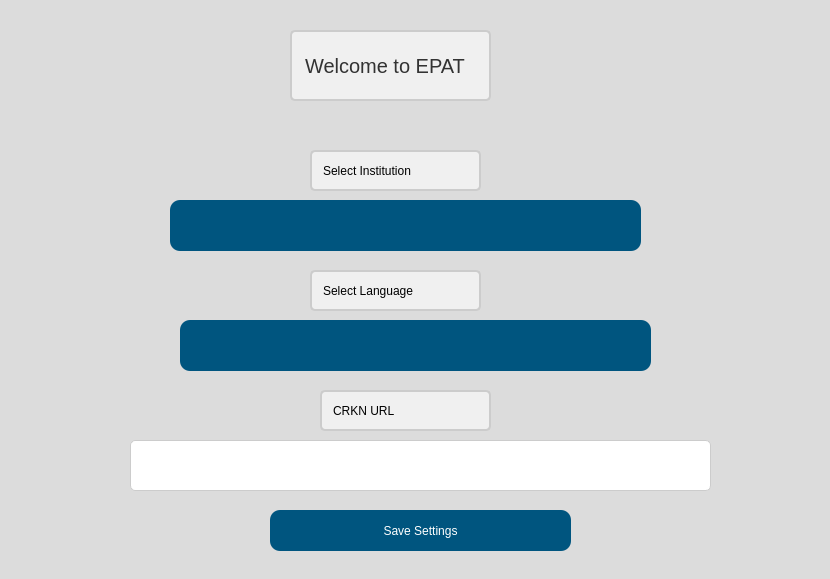
Old version of the form src/user_interface/english_welcome_screen.ui in the repository eppenney/eBook-Perpetual-Access-Rights-Tracker.
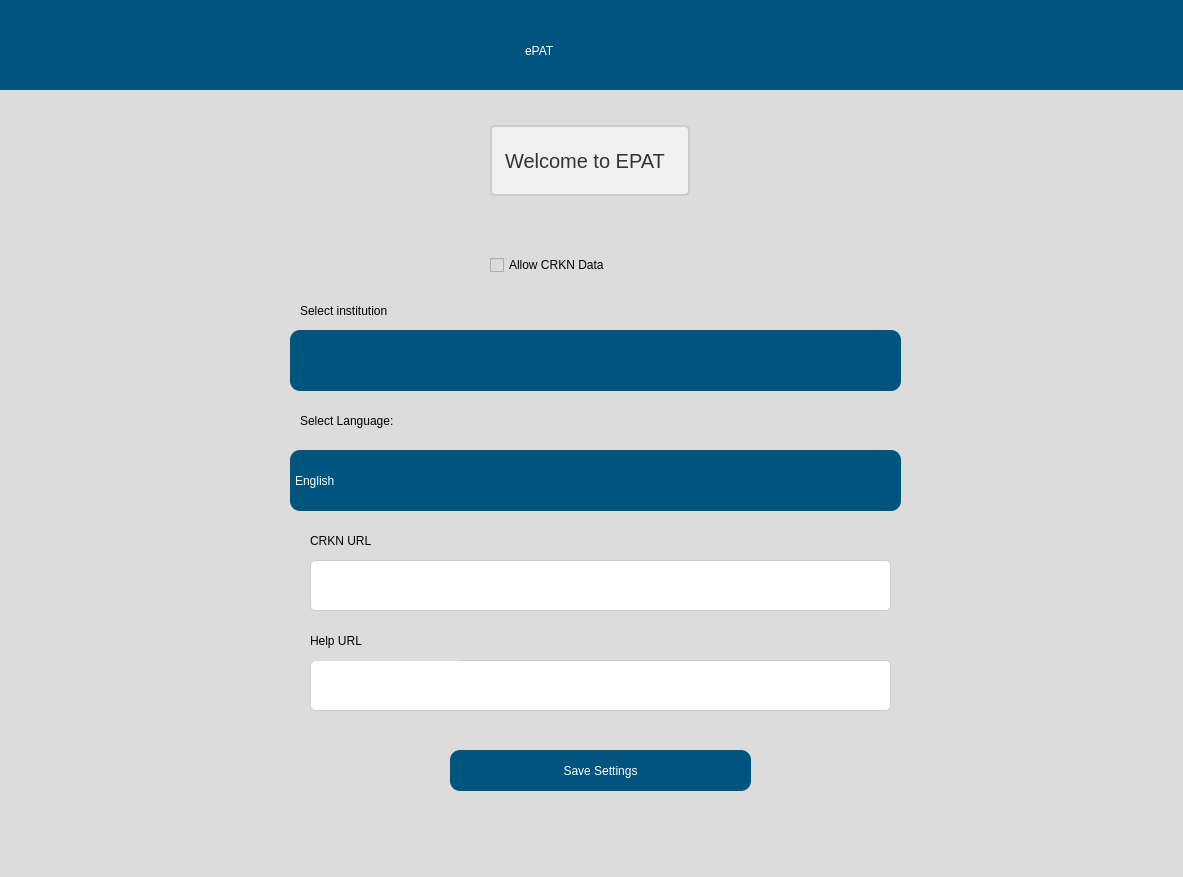
New version of the form. Icons and pictures are not drawn.

Commit message: Made some changes to welcomeScreen to make naming conventions, style, and functionality more inline with other ui elements

```diff
--- a/src/user_interface/english_welcome_screen.ui
+++ b/src/user_interface/english_welcome_screen.ui
@@ -6,8 +6,8 @@
    <rect>
     <x>0</x>
     <y>0</y>
-    <width>830</width>
-    <height>579</height>
+    <width>1183</width>
+    <height>877</height>
    </rect>
   </property>
   <property name="windowTitle">
@@ -16,21 +16,70 @@
   <widget class="QWidget" name="widget" native="true">
    <property name="geometry">
     <rect>
-     <x>0</x>
+     <x>-10</x>
      <y>0</y>
-     <width>831</width>
-     <height>581</height>
+     <width>1200</width>
+     <height>900</height>
     </rect>
    </property>
    <property name="styleSheet">
     <string notr="true">background-color: rgb(220, 220, 220);</string>
    </property>
+   <widget class="QWidget" name="widget_2" native="true">
+    <property name="geometry">
+     <rect>
+      <x>10</x>
+      <y>0</y>
+      <width>1200</width>
+      <height>90</height>
+     </rect>
+    </property>
+    <property name="styleSheet">
+     <string notr="true">background-color: rgb(0, 85, 127);</string>
+    </property>
+    <widget class="QLabel" name="label">
+     <property name="geometry">
+      <rect>
+       <x>525</x>
+       <y>20</y>
+       <width>150</width>
+       <height>61</height>
+      </rect>
+     </property>
+     <property name="styleSheet">
+      <string notr="true">font: 75 36pt &quot;Arial&quot;;
+color: rgb(255, 255, 255);
+text-align: center;
+</string>
+     </property>
+     <property name="text">
+      <string>ePAT</string>
+     </property>
+    </widget>
+   </widget>
+   <widget class="QLabel" name="UniversityLabel_5">
+    <property name="geometry">
+     <rect>
+      <x>310</x>
+      <y>240</y>
+      <width>151</width>
+      <height>141</height>
+     </rect>
+    </property>
+    <property name="styleSheet">
+     <string notr="true">font: 75 14pt &quot;Arial&quot;;
+color: rgb(0, 0, 0);</string>
+    </property>
+    <property name="text">
+     <string>Select institution</string>
+    </property>
+   </widget>
    <widget class="QLabel" name="label_2">
     <property name="geometry">
      <rect>
-      <x>290</x>
-      <y>30</y>
-      <width>201</width>
+      <x>500</x>
+      <y>125</y>
+      <width>200</width>
       <height>71</height>
      </rect>
     </property>
@@ -51,10 +100,10 @@
    <widget class="QComboBox" name="institutionSelectionWEL">
     <property name="geometry">
      <rect>
-      <x>170</x>
-      <y>200</y>
-      <width>471</width>
-      <height>51</height>
+      <x>300</x>
+      <y>330</y>
+      <width>611</width>
+      <height>61</height>
      </rect>
     </property>
     <property name="styleSheet">
@@ -96,33 +145,26 @@
     <property name="geometry">
      <rect>
       <x>310</x>
-      <y>150</y>
-      <width>171</width>
+      <y>400</y>
+      <width>151</width>
       <height>41</height>
      </rect>
     </property>
     <property name="styleSheet">
-     <string notr="true">QLabel {
-        font: 75 14pt &quot;Arial&quot;; /* Font settings */
-        color: rgb(0, 0, 0); /* Text color (black) */
-        background-color: #f0f0f0; /* Background color */
-        border: 2px solid #cccccc; /* Border */
-        padding: 8px; /* Padding */
-        border-radius: 5px; /* Rounded corners */
-        opacity: 0; /* Initially fully transparent */
-    }</string>
+     <string notr="true">font: 75 14pt &quot;Arial&quot;;
+color: rgb(0, 0, 0);</string>
     </property>
     <property name="text">
-     <string>Select Institution</string>
+     <string>Select Language:</string>
     </property>
    </widget>
    <widget class="QComboBox" name="languageSelectionWEL">
     <property name="geometry">
      <rect>
-      <x>180</x>
-      <y>320</y>
-      <width>471</width>
-      <height>51</height>
+      <x>300</x>
+      <y>450</y>
+      <width>611</width>
+      <height>61</height>
      </rect>
     </property>
     <property name="styleSheet">
@@ -159,93 +201,89 @@
                 padding-right: 15px;
             }</string>
     </property>
+    <item>
+     <property name="text">
+      <string>English</string>
+     </property>
+    </item>
+    <item>
+     <property name="text">
+      <string>French</string>
+     </property>
+    </item>
    </widget>
-   <widget class="QLabel" name="UniversityLabel_10">
-    <property name="geometry">
-     <rect>
-      <x>310</x>
-      <y>270</y>
-      <width>171</width>
-      <height>41</height>
-     </rect>
-    </property>
-    <property name="styleSheet">
-     <string notr="true">QLabel {
-        font: 75 14pt &quot;Arial&quot;; /* Font settings */
-        color: rgb(0, 0, 0); /* Text color (black) */
-        background-color: #f0f0f0; /* Background color */
-        border: 2px solid #cccccc; /* Border */
-        padding: 8px; /* Padding */
-        border-radius: 5px; /* Rounded corners */
-        opacity: 0; /* Initially fully transparent */
-    }</string>
-    </property>
-    <property name="text">
-     <string>Select Language</string>
-    </property>
-   </widget>
-   <widget class="QTextEdit" name="crknURLWEL">
-    <property name="geometry">
-     <rect>
-      <x>130</x>
-      <y>440</y>
-      <width>581</width>
-      <height>51</height>
-     </rect>
-    </property>
-    <property name="styleSheet">
-     <string notr="true">/* Styling for QTextEdit */
-QTextEdit {
-    font-family: Arial, sans-serif;
-    font-size: 14px;
-    color: #333; /* Text color */
-    background-color: #fff; /* Background color */
-    border: 1px solid #ccc; /* Border color */
-    border-radius: 5px; /* Border radius */
-    padding: 8px; /* Padding inside the QTextEdit */
-}
-
-/* Styling for QTextEdit when it's focused */
-QTextEdit:focus {
-    border: 1px solid #4d90fe; /* Focused border color */
-    outline: none; /* Remove default focus outline */
-}
-
-/* Styling for QTextEdit when hovered */
-QTextEdit:hover {
-    border: 1px solid #999; /* Border color on hover */
-}</string>
-    </property>
-   </widget>
-   <widget class="QLabel" name="UniversityLabel_11">
+   <widget class="QLabel" name="UniversityLabel_8">
     <property name="geometry">
      <rect>
       <x>320</x>
-      <y>390</y>
-      <width>171</width>
+      <y>520</y>
+      <width>151</width>
       <height>41</height>
      </rect>
     </property>
     <property name="styleSheet">
-     <string notr="true">QLabel {
-        font: 75 14pt &quot;Arial&quot;; /* Font settings */
-        color: rgb(0, 0, 0); /* Text color (black) */
-        background-color: #f0f0f0; /* Background color */
-        border: 2px solid #cccccc; /* Border */
-        padding: 8px; /* Padding */
-        border-radius: 5px; /* Rounded corners */
-        opacity: 0; /* Initially fully transparent */
-    }</string>
+     <string notr="true">font: 75 14pt &quot;Arial&quot;;
+color: rgb(0, 0, 0);</string>
     </property>
     <property name="text">
      <string>CRKN URL</string>
     </property>
    </widget>
-   <widget class="QPushButton" name="saveSettings_2">
+   <widget class="QLineEdit" name="helpURL">
     <property name="geometry">
      <rect>
-      <x>270</x>
-      <y>510</y>
+      <x>320</x>
+      <y>660</y>
+      <width>581</width>
+      <height>51</height>
+     </rect>
+    </property>
+    <property name="styleSheet">
+     <string notr="true">/* Styling for QLineEdit */
+QLineEdit {
+    font-family: Arial, sans-serif;
+    font-size: 14px;
+    color: #333; /* Text color */
+    background-color: #fff; /* Background color */
+    border: 1px solid #ccc; /* Border color */
+    border-radius: 5px; /* Border radius */
+    padding: 8px; /* Padding inside the QLineEdit */
+}
+
+/* Styling for QLineEdit when it's focused */
+QLineEdit:focus {
+    border: 1px solid #4d90fe; /* Focused border color */
+    outline: none; /* Remove default focus outline */
+}
+
+/* Styling for QLineEdit when hovered */
+QLineEdit:hover {
+    border: 1px solid #999; /* Border color on hover */
+}</string>
+    </property>
+   </widget>
+   <widget class="QLabel" name="helpURL">
+    <property name="geometry">
+     <rect>
+      <x>320</x>
+      <y>620</y>
+      <width>151</width>
+      <height>41</height>
+     </rect>
+    </property>
+    <property name="styleSheet">
+     <string notr="true">font: 75 14pt &quot;Arial&quot;;
+color: rgb(0, 0, 0);</string>
+    </property>
+    <property name="text">
+     <string>Help URL</string>
+    </property>
+   </widget>
+   <widget class="QPushButton" name="saveSettings">
+    <property name="geometry">
+     <rect>
+      <x>460</x>
+      <y>750</y>
       <width>301</width>
       <height>41</height>
      </rect>
@@ -276,6 +314,56 @@
      <string>Save Settings</string>
     </property>
    </widget>
+   <widget class="QLineEdit" name="crknURL">
+    <property name="geometry">
+     <rect>
+      <x>320</x>
+      <y>560</y>
+      <width>581</width>
+      <height>51</height>
+     </rect>
+    </property>
+    <property name="styleSheet">
+     <string notr="true">/* Styling for QLineEdit */
+QLineEdit {
+    font-family: Arial, sans-serif;
+    font-size: 14px;
+    color: #333; /* Text color */
+    background-color: #fff; /* Background color */
+    border: 1px solid #ccc; /* Border color */
+    border-radius: 5px; /* Border radius */
+    padding: 8px; /* Padding inside the QLineEdit */
+}
+
+/* Styling for QLineEdit when it's focused */
+QLineEdit:focus {
+    border: 1px solid #4d90fe; /* Focused border color */
+    outline: none; /* Remove default focus outline */
+}
+
+/* Styling for QLineEdit when hovered */
+QLineEdit:hover {
+    border: 1px solid #999; /* Border color on hover */
+}</string>
+    </property>
+   </widget>
+   <widget class="QCheckBox" name="allowCRKNData">
+    <property name="geometry">
+        <rect>
+            <x>500</x>
+            <y>250</y>
+            <width>200</width>
+            <height>30</height>
+        </rect>
+    </property>
+    <property name="styleSheet">
+        <string notr="true">font: 75 14pt "Arial";</string>
+    </property>
+    <property name="text">
+        <string>Allow CRKN Data</string>
+    </property>
+</widget>
+
   </widget>
  </widget>
  <resources/>
```
Left out of the diff: 6 changed lines with no effect on the pictures. The commit also changes 1 other file.
